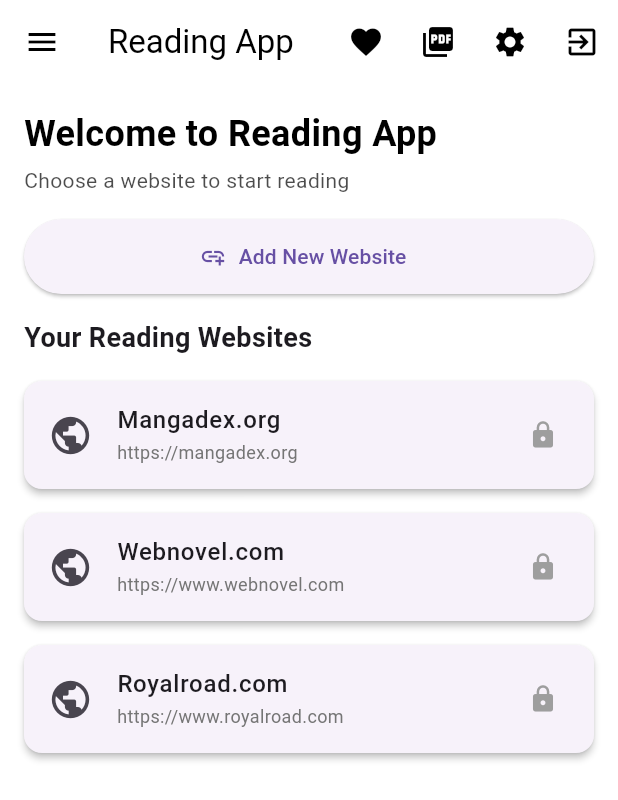
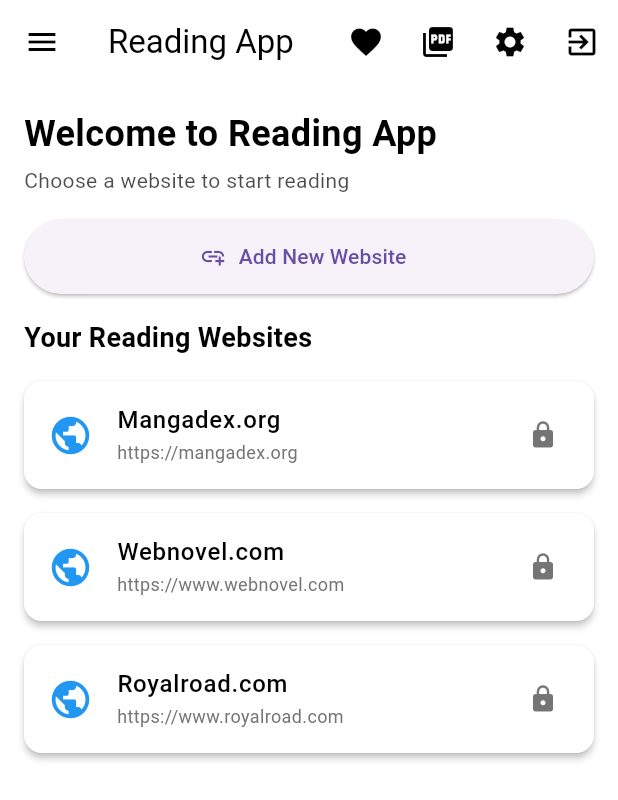
Before and after one commit to G1uli/HADS_GiulianoNCenci_ReadingApp, a Flutter app: the HomeScreen screen opened by its route, on a phone screen of 412 x 824 dp. Shown: the top 800 px of the screen. Run offline on Flutter 3.47's test engine with Material 3 defaults, Android fonts, the phone set to English and light mode, and no system bars; our stand-ins replace file_picker, permission_handler, shared_preferences, sqflite, webview_flutter; missing offline and left inert: syncfusion_flutter_pdf; accounts and stored records are empty.

Commit message:
Changed color config
Alterada configuração de cor para poder alterar as cores para as janelas dos links mudarem de cor.

```diff
--- a/lib/screens/home_screen.dart
+++ b/lib/screens/home_screen.dart
@@ -19,7 +19,6 @@
 class _HomeScreenState extends State<HomeScreen> {
   final AuthService _authService = AuthService();
   final SettingsService _settingsService = SettingsService();
-  final DatabaseService _databaseService = DatabaseService();
 
   // Predefined sites that cannot be removed
   final List<String> _predefinedSites = [
@@ -241,25 +240,76 @@
         : Colors.white;
   }
 
+  // Get card background color based on settings
+  Color _getCardBackgroundColor() {
+    final bgColor = _settingsService.backgroundColor;
+    // If background is very dark, use a slightly lighter dark color for cards
+    if (bgColor.computeLuminance() < 0.1) {
+      return Colors.grey[850]!;
+    }
+    // If background is very light, use white for cards
+    else if (bgColor.computeLuminance() > 0.9) {
+      return Colors.white;
+    }
+    // Otherwise, use a slightly different shade of the background
+    else {
+      return _withOpacity(bgColor, 0.95);
+    }
+  }
+
+  // Get card text color based on background
+  Color _getCardTextColor() {
+    final bgColor = _getCardBackgroundColor();
+    return bgColor.computeLuminance() > 0.5 ? Colors.black : Colors.white;
+  }
+
+  // Get card subtitle color based on background
+  Color _getCardSubtitleColor() {
+    final bgColor = _getCardBackgroundColor();
+    return bgColor.computeLuminance() > 0.5
+        ? Colors.grey[600]!
+        : Colors.grey[400]!;
+  }
+
+  // Get icon color based on background
+  Color _getIconColor() {
+    final bgColor = _getCardBackgroundColor();
+    return bgColor.computeLuminance() > 0.5 ? Colors.blue : Colors.blue[200]!;
+  }
+
   Widget _buildWebsiteCard(String url) {
+    final cardBackgroundColor = _getCardBackgroundColor();
+    final textColor = _getCardTextColor();
+    final subtitleColor = _getCardSubtitleColor();
+    final iconColor = _getIconColor();
+
     return Card(
       elevation: 2,
+      color: cardBackgroundColor,
       margin: const EdgeInsets.symmetric(vertical: 8, horizontal: 16),
       child: ListTile(
-        leading: const Icon(Icons.public, size: 30),
+        leading: Icon(Icons.public, size: 30, color: iconColor),
         title: Text(
           _getWebsiteDisplayName(url),
-          style: const TextStyle(fontSize: 16, fontWeight: FontWeight.w500),
+          style: TextStyle(
+            fontSize: 16,
+            fontWeight: FontWeight.w500,
+            color: textColor,
+          ),
         ),
         subtitle: Text(
           url,
-          style: TextStyle(fontSize: 12, color: Colors.grey[600]),
+          style: TextStyle(fontSize: 12, color: subtitleColor),
           overflow: TextOverflow.ellipsis,
         ),
         trailing: _isPredefinedWebsite(url)
-            ? const Icon(Icons.lock, color: Colors.grey, size: 20)
+            ? Icon(Icons.lock, color: subtitleColor, size: 20)
             : IconButton(
-                icon: const Icon(Icons.delete_outline, size: 20),
+                icon: Icon(
+                  Icons.delete_outline,
+                  size: 20,
+                  color: subtitleColor,
+                ),
                 onPressed: () => _removeWebsite(url),
                 tooltip: 'Remove website',
               ),
@@ -273,28 +323,19 @@
 
   @override
   Widget build(BuildContext context) {
+    final backgroundColor = _settingsService.backgroundColor;
+    final textColor = _getTextColorForBackground(backgroundColor);
+    final subtitleColor = textColor.withOpacity(0.7);
+
     return Scaffold(
       appBar: AppBar(
-        title: Text(
-          'Reading App',
-          style: TextStyle(
-            color: _getTextColorForBackground(_settingsService.backgroundColor),
-          ),
-        ),
-        backgroundColor: _settingsService.backgroundColor,
-        iconTheme: IconThemeData(
-          color: _getTextColorForBackground(_settingsService.backgroundColor),
-        ),
+        title: Text('Reading App', style: TextStyle(color: textColor)),
+        backgroundColor: backgroundColor,
+        iconTheme: IconThemeData(color: textColor),
         actions: [
           IconButton(
-            icon: Icon(
-              Icons.favorite,
-              color: _getTextColorForBackground(
-                _settingsService.backgroundColor,
-              ),
-            ),
+            icon: Icon(Icons.favorite, color: textColor),
             onPressed: () {
-              // Navigate to favorites or show favorites dialog
               Navigator.push(
                 context,
                 MaterialPageRoute(builder: (context) => const HistoryScreen()),
@@ -303,12 +344,7 @@
             tooltip: 'Favorites',
           ),
           IconButton(
-            icon: Icon(
-              Icons.picture_as_pdf,
-              color: _getTextColorForBackground(
-                _settingsService.backgroundColor,
-              ),
-            ),
+            icon: Icon(Icons.picture_as_pdf, color: textColor),
             onPressed: () {
               Navigator.push(
                 context,
@@ -320,12 +356,7 @@
             tooltip: 'PDF to Text Converter',
           ),
           IconButton(
-            icon: Icon(
-              Icons.settings,
-              color: _getTextColorForBackground(
-                _settingsService.backgroundColor,
-              ),
-            ),
+            icon: Icon(Icons.settings, color: textColor),
             onPressed: () {
               Navigator.push(
                 context,
@@ -339,12 +370,7 @@
             tooltip: 'Settings',
           ),
           IconButton(
-            icon: Icon(
-              Icons.exit_to_app,
-              color: _getTextColorForBackground(
-                _settingsService.backgroundColor,
-              ),
-            ),
+            icon: Icon(Icons.exit_to_app, color: textColor),
             onPressed: () async {
               await _authService.logout();
               if (mounted) {
@@ -512,7 +538,7 @@
           ],
         ),
       ),
-      backgroundColor: _settingsService.backgroundColor,
+      backgroundColor: backgroundColor,
       body: Column(
         crossAxisAlignment: CrossAxisAlignment.start,
         children: [
@@ -527,20 +553,13 @@
                   style: TextStyle(
                     fontSize: 24,
                     fontWeight: FontWeight.bold,
-                    color: _getTextColorForBackground(
-                      _settingsService.backgroundColor,
-                    ),
+                    color: textColor,
                   ),
                 ),
                 const SizedBox(height: 4),
                 Text(
                   'Choose a website to start reading',
-                  style: TextStyle(
-                    fontSize: 14,
-                    color: _getTextColorForBackground(
-                      _settingsService.backgroundColor,
-                    ).withOpacity(0.7),
-                  ),
+                  style: TextStyle(fontSize: 14, color: subtitleColor),
                 ),
               ],
             ),
@@ -562,11 +581,15 @@
           const SizedBox(height: 16),
 
           // Websites Section Header
-          const Padding(
-            padding: EdgeInsets.symmetric(horizontal: 16.0),
+          Padding(
+            padding: const EdgeInsets.symmetric(horizontal: 16.0),
             child: Text(
               'Your Reading Websites',
-              style: TextStyle(fontSize: 18, fontWeight: FontWeight.w600),
+              style: TextStyle(
+                fontSize: 18,
+                fontWeight: FontWeight.w600,
+                color: textColor,
+              ),
             ),
           ),
 
@@ -575,20 +598,20 @@
           // Websites List
           Expanded(
             child: _readingSites.isEmpty
-                ? const Center(
+                ? Center(
                     child: Column(
                       mainAxisAlignment: MainAxisAlignment.center,
                       children: [
-                        Icon(Icons.public, size: 64, color: Colors.grey),
-                        SizedBox(height: 16),
+                        Icon(Icons.public, size: 64, color: subtitleColor),
+                        const SizedBox(height: 16),
                         Text(
                           'No websites added yet',
-                          style: TextStyle(fontSize: 16, color: Colors.grey),
+                          style: TextStyle(fontSize: 16, color: subtitleColor),
                         ),
-                        SizedBox(height: 8),
+                        const SizedBox(height: 8),
                         Text(
                           'Tap the button above to add your first website',
-                          style: TextStyle(fontSize: 12, color: Colors.grey),
+                          style: TextStyle(fontSize: 12, color: subtitleColor),
                         ),
                       ],
                     ),
```
